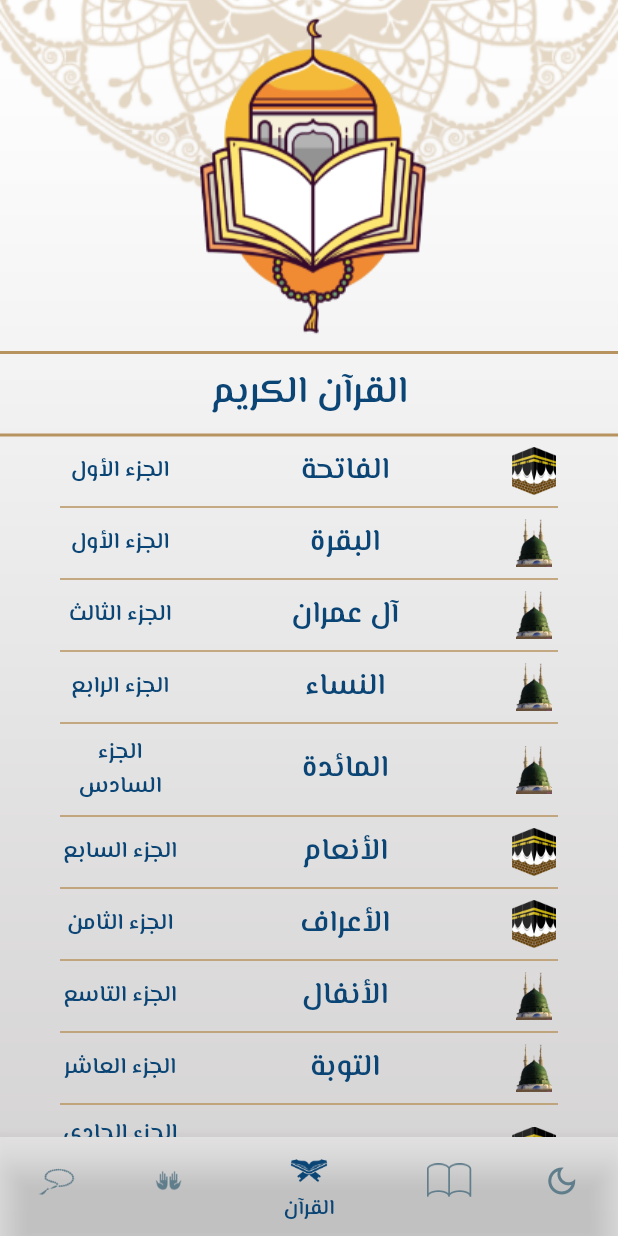
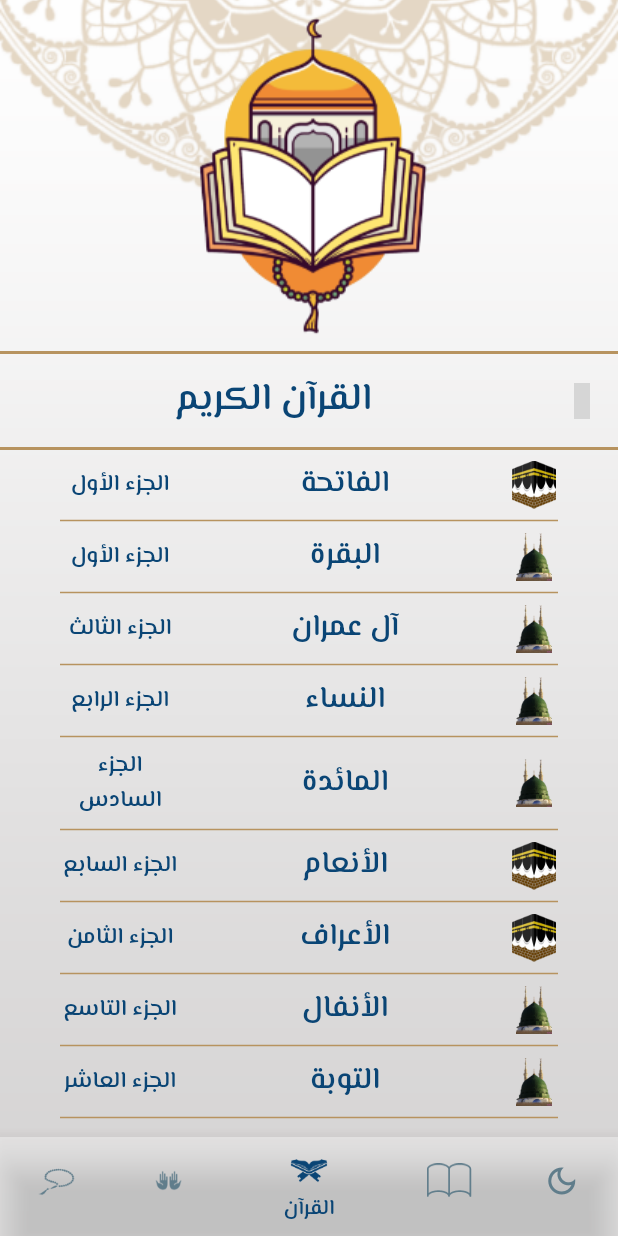
Before and after one commit to MoShehata7920/ana_muslim, a Flutter app: the screen it shows after launch, on a phone screen of 412 x 824 dp. Run offline on Flutter 3.47's test engine with Material 2 defaults, Android fonts, the phone set to English and light mode, and no system bars; drawn by our look-alikes of flutter_animate; our stand-ins replace flutter_iconly, google_fonts, logger, lottie, shared_preferences; grey boxes are pictures that could not be loaded.

Commit message:
bookmark button

```diff
--- a/lib/main.dart
+++ b/lib/main.dart
@@ -1,3 +1,4 @@
+import 'package:ana_muslim/provider/bookmark_provider.dart';
 import 'package:ana_muslim/provider/sebha_provider.dart';
 import 'package:ana_muslim/provider/theme_provider.dart';
 import 'package:ana_muslim/resources/routes_manager.dart';
@@ -45,6 +46,11 @@ class _MyAppState extends State<MyApp> {
             return SebhaProvider();
           },
         ),
+        ChangeNotifierProvider(
+          create: (_) {
+            return BookmarkData();
+          },
+        ),
       ],
       child:
           Consumer<ThemeProvider>(builder: (context, themeProvider, snapshot) {
--- a/lib/resources/icons_manager.dart
+++ b/lib/resources/icons_manager.dart
@@ -1,6 +1,10 @@
 import 'package:flutter/material.dart';
+import 'package:flutter_iconly/flutter_iconly.dart';
 
 class AppIcons {
   static const lightMode = Icons.light_mode_outlined;
   static const darkMode = Icons.dark_mode_outlined;
+
+  static const bookmarked = IconlyBold.bookmark;
+  static const notBookmarked = IconlyBroken.bookmark;
 }
--- a/lib/resources/routes_manager.dart
+++ b/lib/resources/routes_manager.dart
@@ -1,10 +1,12 @@
+import 'package:flutter/material.dart';
+
 import 'package:ana_muslim/resources/strings_manager.dart';
 import 'package:ana_muslim/screens/adya/doaa/doaa_scree.dart';
 import 'package:ana_muslim/screens/ahadeth/hadeth_screen/hadeth_screen.dart';
+import 'package:ana_muslim/screens/bookmarks/bookmarks_screen.dart';
 import 'package:ana_muslim/screens/home/home_screen.dart';
 import 'package:ana_muslim/screens/quran/sura/sura.dart';
 import 'package:ana_muslim/screens/splash_screen/splash_screen.dart';
-import 'package:flutter/material.dart';
 
 class Routes {
   static const String splashRoute = "/";
@@ -12,6 +14,7 @@ class Routes {
   static const String suraRoute = "/sura";
   static const String hadethRoute = "/hadeth";
   static const String doaaRoute = "/doaa";
+  static const String bookmarksRoute = "/bookmarks";
 }
 
 class RouteGenerator {
@@ -35,6 +38,9 @@ class RouteGenerator {
         return MaterialPageRoute(
             builder: (context) => DoaaScreen(settings.arguments));
 
+      case Routes.bookmarksRoute:
+        return MaterialPageRoute(builder: (context) => const BookmarksScreen());
+
       default:
         return unDefinedRoute();
     }
--- a/lib/screens/quran/quran_screen.dart
+++ b/lib/screens/quran/quran_screen.dart
@@ -1,10 +1,12 @@
+import 'package:flutter/material.dart';
+
 import 'package:ana_muslim/resources/assets_manager.dart';
+import 'package:ana_muslim/resources/icons_manager.dart';
 import 'package:ana_muslim/resources/routes_manager.dart';
 import 'package:ana_muslim/resources/strings_manager.dart';
 import 'package:ana_muslim/screens/quran/quran_assets.dart';
 import 'package:ana_muslim/service/animation.dart';
 import 'package:ana_muslim/widgets/custom_screen_top.dart';
-import 'package:flutter/material.dart';
 
 class QuranScreen extends StatelessWidget {
   const QuranScreen({super.key});
@@ -13,7 +15,25 @@ class QuranScreen extends StatelessWidget {
   Widget build(BuildContext context) {
     return CustomScreenTop(
       topIcon: ImageAssets.quranIcon,
-      screenTitle: AppStrings.quranElKareem,
+      screenTitle: Row(
+        mainAxisAlignment: MainAxisAlignment.spaceBetween,
+        children: [
+          const SizedBox(),
+          Text(
+            AppStrings.quranElKareem,
+            style: Theme.of(context).textTheme.bodyMedium,
+          ),
+          IconButton(
+            icon: const Icon(
+              AppIcons.bookmarked,
+              color: Colors.red,
+            ),
+            onPressed: () {
+              Navigator.pushNamed(context, Routes.bookmarksRoute);
+            },
+          )
+        ],
+      ),
       screenBody: screenBody(),
     );
   }
--- a/lib/widgets/custom_screen_top.dart
+++ b/lib/widgets/custom_screen_top.dart
@@ -1,5 +1,6 @@
+import 'package:flutter/material.dart';
+
 import 'package:ana_muslim/service/animation.dart';
-import 'package:flutter/material.dart';
 
 class CustomScreenTop extends StatelessWidget {
   const CustomScreenTop(
@@ -7,7 +8,8 @@ class CustomScreenTop extends StatelessWidget {
       required this.topIcon,
       required this.screenTitle,
       required this.screenBody});
-  final String topIcon, screenTitle;
+  final String topIcon;
+  final Widget screenTitle;
   final Widget screenBody;
 
   @override
@@ -19,10 +21,8 @@ class CustomScreenTop extends StatelessWidget {
               msDelay: 150, dx: 0.0, dy: -200.0, showDelay: 900),
         ),
         const Divider(color: Color(0xFFB7935F), thickness: 2),
-        Text(
-          screenTitle,
-          style: Theme.of(context).textTheme.bodyMedium,
-        ).animateOnPageLoad(msDelay: 150, dx: 0.0, dy: -200.0, showDelay: 900),
+        screenTitle.animateOnPageLoad(
+            msDelay: 150, dx: 0.0, dy: -200.0, showDelay: 900),
         const Divider(color: Color(0xFFB7935F), thickness: 2),
         screenBody
       ],
```
Also changed, not shown: lib/provider/bookmark_provider.dart (added, +39 -0 lines), lib/screens/adya/adya_screen.dart (+6 -2 lines), lib/screens/ahadeth/ahadeth_screen.dart (+7 -3 lines), lib/screens/bookmarks/bookmarks_screen.dart (added, +37 -0 lines), lib/screens/quran/sura/sura.dart (+12 -3 lines), lib/screens/sebha/sebha_screen.dart (+7 -3 lines), lib/widgets/bookmark_widget.dart (added, +36 -0 lines).
